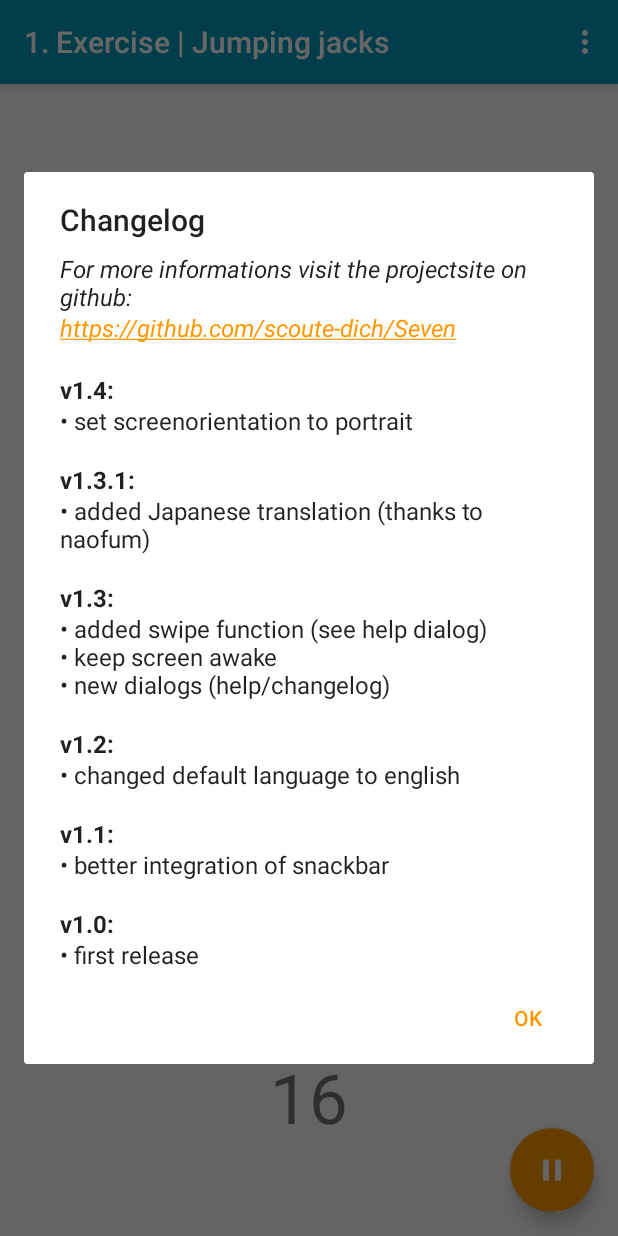
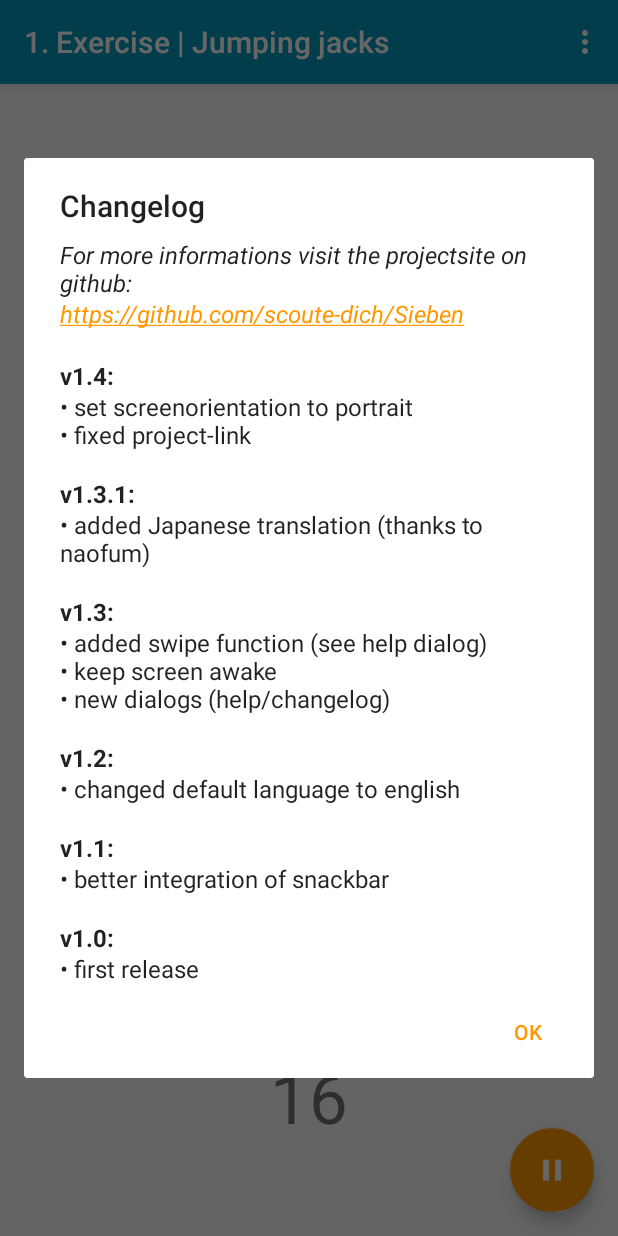
Before and after one commit to paxet/Sieben, an Android app: the screen it shows after launch (MainActivity), in the options menu, after a tap on "Changelog", on a phone screen of 412 x 824 dp. Run offline under Robolectric (Android 15) with nearby library versions, the phone set to English and light mode, and no system bars.

Commit message:
v1.4 see changelog

```diff
--- a/app/build.gradle
+++ b/app/build.gradle
@@ -8,8 +8,8 @@ android {
         applicationId "de.baumann.sieben"
         minSdkVersion 15
         targetSdkVersion 23
-        versionCode 10
-        versionName "1.3.1.1"
+        versionCode 11
+        versionName "1.4"
     }
     buildTypes {
         release {
--- a/app/src/main/res/values/strings.xml
+++ b/app/src/main/res/values/strings.xml
@@ -68,10 +68,11 @@
     //Changelog Dialog
     <string name="changelog_text">
         &lt;i>For more informations visit the projectsite on github:&lt;br>
-        https://github.com/scoute-dich/Seven&lt;/i>&lt;br>&lt;br>
+        https://github.com/scoute-dich/Sieben&lt;/i>&lt;br>&lt;br>
 
         &lt;b>v1.4:&lt;/b>&lt;br>
-        &#8226; set screenorientation to portrait&lt;br>&lt;br>
+        &#8226; set screenorientation to portrait&lt;br>
+        &#8226; fixed project-link&lt;br>&lt;br>
 
         &lt;b>v1.3.1:&lt;/b>&lt;br>
         &#8226; added Japanese translation (thanks to naofum)&lt;br>&lt;br>
```
Also changed, not shown: 11 other files.
